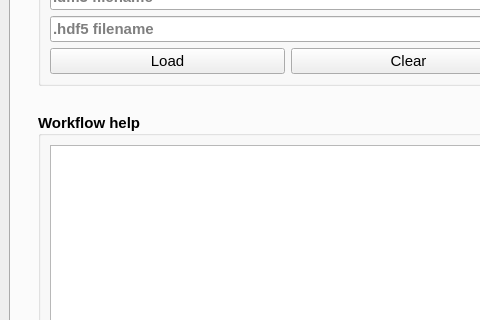
Old version of the form fpd_explorer/res/homescreen.ui in the repository CS26-FPD-Explorer/FPD-Explorer; both pictures show x 0 to 480 and y 202 to 522 of the 1100 by 725 pixel window.
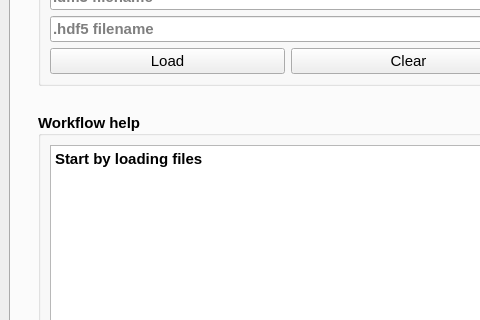
New version of the form. Custom widgets are drawn as their Qt base class.

Commit message: Add default text to Workflow help + Clear reset it

```diff
--- a/fpd_explorer/res/homescreen.ui
+++ b/fpd_explorer/res/homescreen.ui
@@ -77,6 +77,9 @@
              <property name="readOnly">
               <bool>true</bool>
              </property>
+             <property name="plainText">
+              <string>Start by loading files</string>
+             </property>
             </widget>
            </item>
           </layout>
```
The commit also changes 1 other file.
